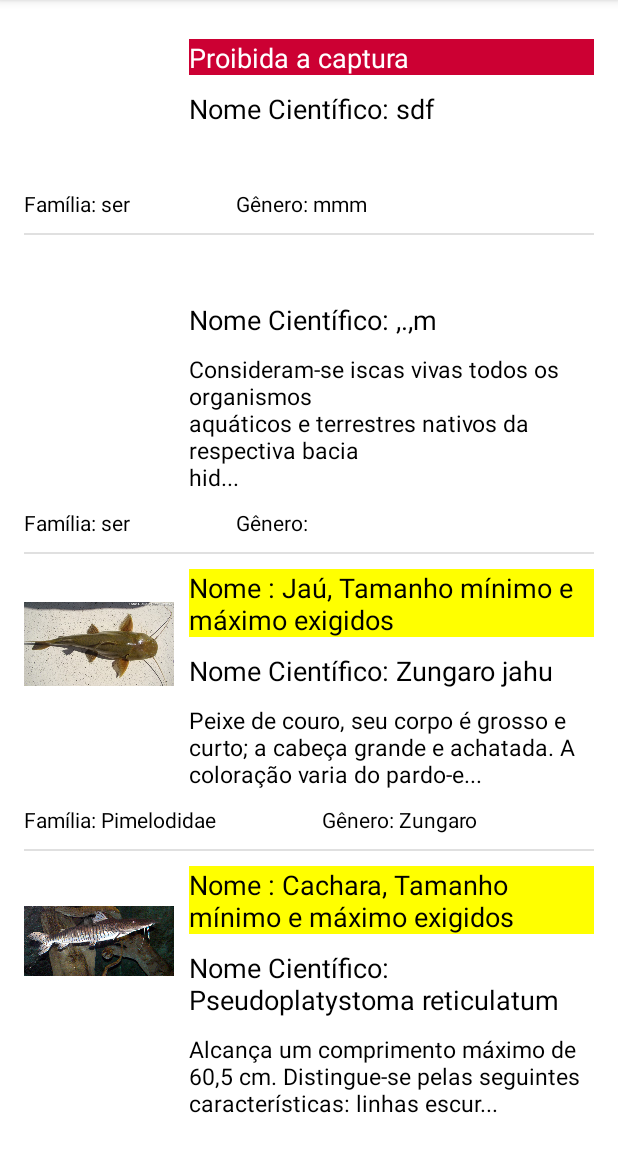
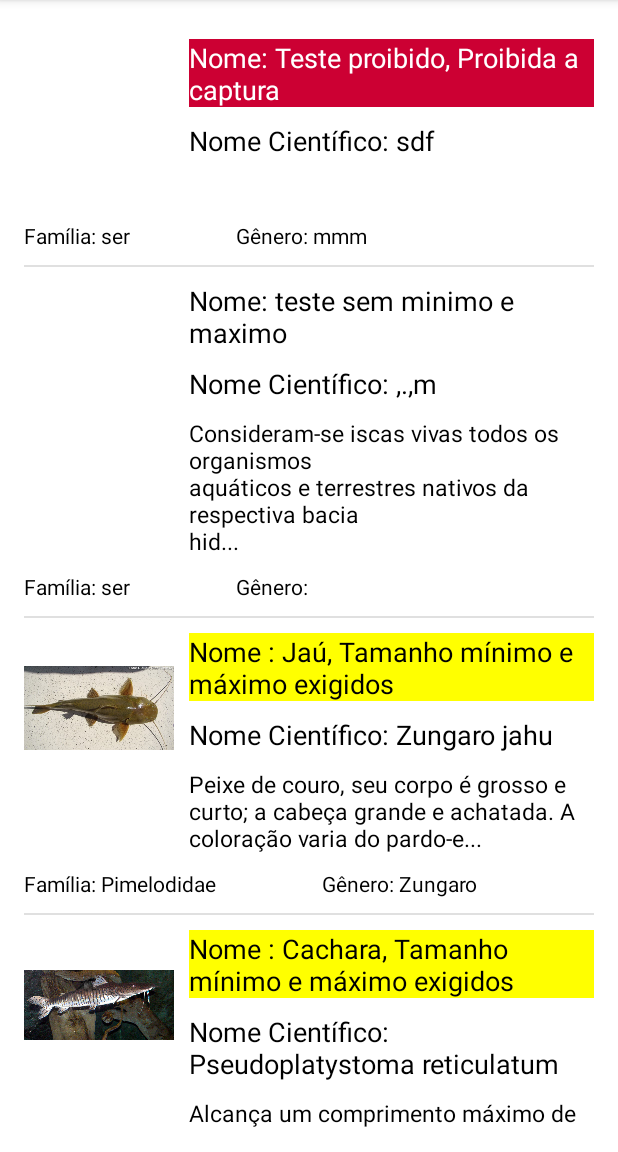
Before and after one commit to aldotheapache1/FishKnow, an Android app: the ListaPeixes screen opened directly, with no data from a screen before it, on a phone screen of 412 x 824 dp, the part 84-1236 px from its top. Run offline under Robolectric (Android 15) with nearby library versions, the phone set to English and light mode, and no system bars.

Commit message:
Teste Commit

```diff
--- a/app/src/main/java/com/FishKnow/arcoremeasure/ListaPeixes.java
+++ b/app/src/main/java/com/FishKnow/arcoremeasure/ListaPeixes.java
@@ -93,11 +93,11 @@ public class ListaPeixes extends AppCompatActivity {
 
     private void carregarListaDePeixes() {
         // PEIXES DE CAPTURA PROIBIDA
-        peixesLista.add(new Peixes("","sdf","", "",
+        peixesLista.add(new Peixes("Teste proibido","sdf","", "",
                 "ser ", "mmm", true, false, 0.0, 0.0));
 
         // PEIXES DE CAPTURA PERMITIDA E SEM TAMANHO MINIMO E MAXIMO
-        peixesLista.add(new Peixes("",",.,m","Consideram-se iscas vivas todos os organismos\n" +
+        peixesLista.add(new Peixes("teste sem minimo e maximo",",.,m","Consideram-se iscas vivas todos os organismos\n" +
                 "aquáticos e terrestres nativos da respectiva bacia\n" +
                 "hidrográfica, utilizada para pesca profissional e\n" +
                 "esportivaA atividade de captura de iscas vivas somente poderá", "",
--- a/app/src/main/java/com/FishKnow/arcoremeasure/PeixeAdapter.java
+++ b/app/src/main/java/com/FishKnow/arcoremeasure/PeixeAdapter.java
@@ -56,6 +56,8 @@ public class PeixeAdapter extends RecyclerView.Adapter<PeixeAdapter.PeixesViewHo
 
             if(peixe.getNomePopular().equals("")) {
                 peixesViewHolder.nomePopular.setText(""+ peixe.getNomePopular());
+
+                peixesViewHolder.nomePopular.setBackgroundResource(R.color.white);
             }
             else {
                 peixesViewHolder.nomePopular.setText("Nome: " + peixe.getNomePopular());
--- a/app/src/main/res/values/colors.xml
+++ b/app/src/main/res/values/colors.xml
@@ -10,7 +10,7 @@
     <color name="gray">#999999</color>
     <color name="blue">#599eff</color>
     <color name="line">#aaaaaa</color>
-    <color name="white">#efefef</color>
+    <color name="white">#FFFFFFFF</color>
     <color name="cor_peixe_amarelo">#ffff00</color>
     <color name="cor_peixe_vermelho">#CC0033</color>
 </resources>
```
